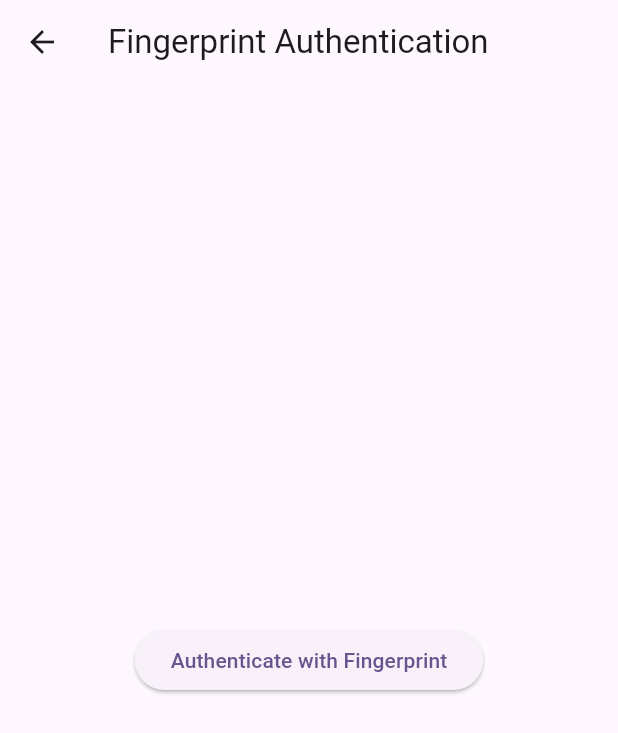
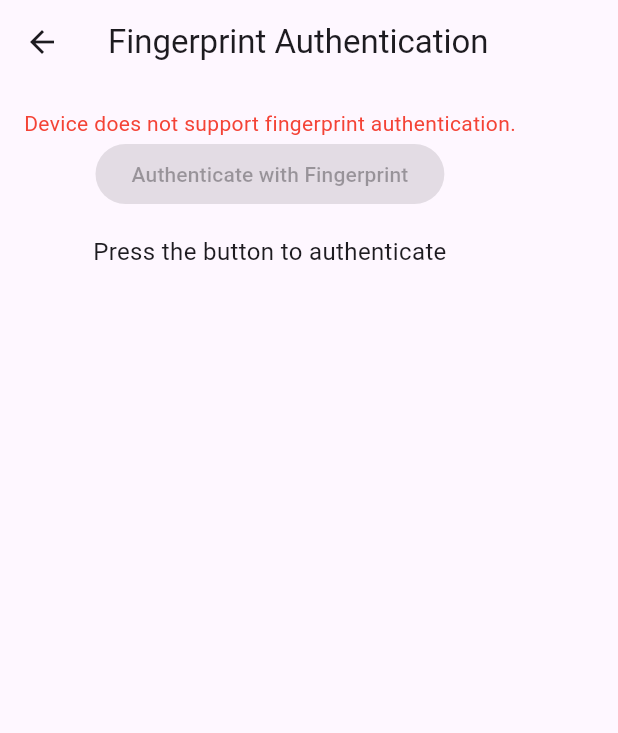
Before and after one commit to amiqyolo/device_features, a Flutter app: the FingerPrintScreen screen opened directly, on a phone screen of 412 x 824 dp. Shown: the top 733 px of the screen. Run offline on Flutter 3.47's test engine with Material 3 defaults, Android fonts, the phone set to English and light mode, and no system bars; our stand-ins replace cached_network_image, camera, connectivity_plus, device_info_plus, local_auth, sensors_plus and 1 more; missing offline and left inert: system_info2, torch_light, volume_controller.

Commit message:
fingerprint & behavior sensor

```diff
--- a/lib/screen/sensor/biometrics/finger_print_screen.dart
+++ b/lib/screen/sensor/biometrics/finger_print_screen.dart
@@ -1,16 +1,68 @@
 import 'package:flutter/material.dart';
 import 'package:local_auth/local_auth.dart';
 
-class FingerPrintScreen extends StatelessWidget {
+class FingerPrintScreen extends StatefulWidget {
   const FingerPrintScreen({super.key});
 
   @override
-  Widget build(BuildContext context) {
-    final LocalAuthentication localAuth = LocalAuthentication();
+  State<FingerPrintScreen> createState() => _FingerPrintScreenState();
+}
+
+class _FingerPrintScreenState extends State<FingerPrintScreen> {
+  final LocalAuthentication _auth = LocalAuthentication();
+  bool? _canCheckBiometrics;
+  String _authMessage = 'Press the button to authenticate';
+
+  @override
+  void initState() {
+    super.initState();
+    _checkBiometricSupport();
+  }
+
+  Future<void> _checkBiometricSupport() async {
+    try {
+      final canCheck = await _auth.canCheckBiometrics;
+      final isDeviceSupported = await _auth.isDeviceSupported();
+
+      setState(() {
+        _canCheckBiometrics = canCheck && isDeviceSupported;
+      });
+    } catch (e) {
+      setState(() {
+        _authMessage = 'Error checking biometric support: $e';
+      });
+    }
+  }
+
+  Future<void> _authenticate() async {
+    try {
+      setState(() {
+        _authMessage = 'Authenticating...';
+      });
+
+      final authenticated = await _auth.authenticate(
+        localizedReason: 'Authenticate to access secure features',
+        options: const AuthenticationOptions(
+          biometricOnly: true,
+          stickyAuth: true,
+        ),
+      );
+
+      setState(() {
+        _authMessage = authenticated
+            ? 'Authentication Successful'
+            : 'Authentication Failed';
+      });
+    } catch (e) {
+      setState(() {
+        _authMessage = 'Authentication Error: $e';
+      });
+    }
+  }
 
   Future<void> authenticateWithFingerprint() async {
     try {
-        final isAuthenticated = await localAuth.authenticate(
+      final isAuthenticated = await _auth.authenticate(
           localizedReason: 'Authenticate to access secure features');
       final message = isAuthenticated
           ? "Authentication Successful"
@@ -23,12 +75,32 @@ class FingerPrintScreen extends StatelessWidget {
     }
   }
 
+  @override
+  Widget build(BuildContext context) {
     return Scaffold(
       appBar: AppBar(title: const Text('Fingerprint Authentication')),
-      body: Center(
-        child: ElevatedButton(
-          onPressed: authenticateWithFingerprint,
-          child: const Text("Authenticate with Fingerprint"),
+      body: Padding(
+        padding: const EdgeInsets.all(16.0),
+        child: Column(
+          crossAxisAlignment: CrossAxisAlignment.center,
+          children: [
+            if (_canCheckBiometrics == false)
+              const Text(
+                'Device does not support fingerprint authentication.',
+                style: TextStyle(color: Colors.red),
+              ),
+            ElevatedButton(
+              onPressed:
+              _canCheckBiometrics == true ? _authenticate : null,
+              child: const Text('Authenticate with Fingerprint'),
+            ),
+            const SizedBox(height: 16.0),
+            Text(
+              _authMessage,
+              style: const TextStyle(fontSize: 16.0),
+              textAlign: TextAlign.center,
+            ),
+          ],
         ),
       ),
     );
```
Also changed, not shown: lib/screen/sensor/behavior/ambient_light_screen.dart (added, +46 -0 lines), lib/screen/sensor/behavior/behavior_screen.dart (+8 -4 lines), lib/screen/sensor/behavior/humidity_screen.dart (added, +43 -0 lines), lib/screen/sensor/behavior/proximity_screen.dart (added, +61 -0 lines), lib/screen/sensor/behavior/temperature_screen.dart (added, +44 -0 lines), 2 other files. Lines whose indentation alone changed are shown as unchanged.
